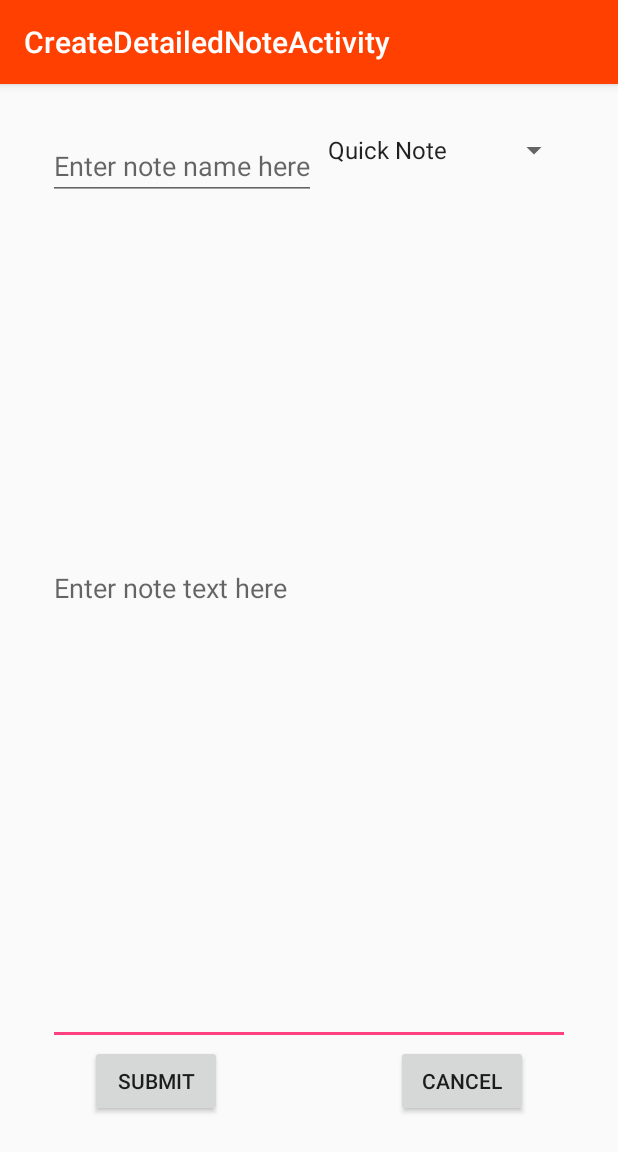
After one commit to Rosettis/LifeNoteApp, an Android app: the CreateDetailedNoteActivity screen opened directly, with no data from a screen before it, on a phone screen of 412 x 824 dp. The commit adds this screen. Shown: the top 1152 px of the screen. Run offline under Robolectric (Android 15) with nearby library versions, the phone set to English and light mode, and no system bars.

Commit message:
added backend of new note functionality, (65% complete)

```diff
--- a/app/src/main/AndroidManifest.xml
+++ b/app/src/main/AndroidManifest.xml
@@ -22,6 +22,7 @@
     <uses-feature android:name="android.hardware.camera.autofocus" />
 
     <uses-permission android:name="android.permission.WRITE_EXTERNAL_STORAGE" />
+
     <application
         android:allowBackup="true"
         android:icon="@drawable/ic_launcher"
@@ -67,6 +68,11 @@
                 android:name="android.support.PARENT_ACTIVITY"
                 android:value="capstone.uoit.ca.lifenoteapp.StartActivity" />
         </activity>
+        <activity
+            android:name=".functions.Notes.CreateDetailedNoteActivity"
+            android:label="@string/title_activity_create_detailed_note"
+            android:theme="@style/AppTheme.NoActionBar" >
+        </activity>
         <meta-data
             android:name="com.google.android.geo.API_KEY"
             android:value="AIzaSyCAc9psQCYyWunwg_aYR4Eva7HsBg7mZMI"/>
--- a/app/src/main/java/capstone/uoit/ca/lifenoteapp/MainActivity.java
+++ b/app/src/main/java/capstone/uoit/ca/lifenoteapp/MainActivity.java
@@ -4,6 +4,8 @@ import android.content.Intent;
 import android.content.res.Configuration;
 import android.content.res.Resources;
 import android.os.Bundle;
+import android.support.design.widget.FloatingActionButton;
+import android.support.design.widget.Snackbar;
 import android.support.v4.app.Fragment;
 import android.support.v4.app.FragmentManager;
 import android.support.v4.app.FragmentTransaction;
@@ -14,11 +16,13 @@ import android.support.v7.app.AppCompatActivity;
 import android.support.v7.widget.Toolbar;
 import android.view.Menu;
 import android.view.MenuItem;
+import android.view.View;
 import android.widget.ListView;
 import android.widget.Toast;
 
 import java.util.ArrayList;
 
+import capstone.uoit.ca.lifenoteapp.functions.Notes.CreateDetailedNoteActivity;
 import capstone.uoit.ca.lifenoteapp.functions.Notes.NotesFragment;
 import capstone.uoit.ca.lifenoteapp.navbar.NavItemClickListener;
 import capstone.uoit.ca.lifenoteapp.navbar.NavMenuAdapter;
@@ -79,6 +83,19 @@ public class MainActivity extends AppCompatActivity {
 
         navToggle = new NavToggle(this, navDrawer, R.string.nav_open, R.string.nav_close);
         navDrawer.setDrawerListener(navToggle);
+
+        FloatingActionButton fab = (FloatingActionButton) findViewById(R.id.fab);
+        fab.setOnClickListener(new View.OnClickListener() {
+            @Override
+            public void onClick(View view) {
+                createNewDetailedNote(view);
+            }
+        });
+    }
+
+    public void createNewDetailedNote(View btn) {
+        Intent createNewNoteIntent = new Intent(this, CreateDetailedNoteActivity.class);
+        startActivityForResult(createNewNoteIntent,1);
     }
 
     @Override
--- /dev/null
+++ b/app/src/main/java/capstone/uoit/ca/lifenoteapp/functions/Notes/CreateDetailedNoteActivity.java
@@ -0,0 +1,118 @@
+package capstone.uoit.ca.lifenoteapp.functions.Notes;
+
+import android.content.Intent;
+import android.os.Bundle;
+import android.support.design.widget.FloatingActionButton;
+import android.support.design.widget.Snackbar;
+import android.support.v7.app.AppCompatActivity;
+import android.support.v7.widget.Toolbar;
+import android.text.Layout;
+import android.view.View;
+import android.view.ViewGroup;
+import android.widget.AdapterView;
+import android.widget.ArrayAdapter;
+import android.widget.EditText;
+import android.widget.RelativeLayout;
+import android.widget.Spinner;
+
+import java.text.DateFormat;
+import java.text.SimpleDateFormat;
+import java.util.Date;
+
+import capstone.uoit.ca.lifenoteapp.R;
+
+
+/**
+ * Created by Peter Little tuesday Nov 24 2015
+ */
+public class CreateDetailedNoteActivity extends AppCompatActivity implements AdapterView.OnItemSelectedListener {
+    RelativeLayout standardNoteLayout;
+    RelativeLayout quickNoteLayout;
+    RelativeLayout symptomNoteLayout;
+    RelativeLayout doctorsVisitLayout;
+    ViewGroup currLayout;
+
+    @Override
+    protected void onCreate(Bundle savedInstanceState) {
+        super.onCreate(savedInstanceState);
+        setContentView(R.layout.activity_create_detailed_note);
+        currLayout = (ViewGroup) findViewById(R.id.layout_stardardNote);
+        Toolbar toolbar = (Toolbar) findViewById(R.id.toolbar);
+        setSupportActionBar(toolbar);
+
+        standardNoteLayout = (RelativeLayout) findViewById(R.id.layout_stardardNote);
+        quickNoteLayout = (RelativeLayout) findViewById(R.id.layout_quickNote);
+//        symptomNoteLayout = (RelativeLayout) findViewById();
+//        doctorsVisitLayout = (RelativeLayout) findViewById();
+
+        Spinner noteTypeSpinner = (Spinner) findViewById(R.id.spinner_enterNoteType_createDetailedNoteAcivity);
+        ArrayAdapter<CharSequence> adapter = ArrayAdapter.createFromResource(this,
+                R.array.note_Types_Array, android.R.layout.simple_spinner_item);
+        adapter.setDropDownViewResource(android.R.layout.simple_spinner_dropdown_item);
+        noteTypeSpinner.setAdapter(adapter);
+        noteTypeSpinner.setOnItemSelectedListener(this);
+    }
+
+    @Override
+    public void onItemSelected(AdapterView<?> parent, View view,
+                               int pos, long id) {
+        switch (pos) {
+            case 0: //standard note
+                currLayout.setVisibility(View.GONE);
+                standardNoteLayout.setVisibility(View.VISIBLE);
+                currLayout = standardNoteLayout;
+                break;
+            case 1:
+                currLayout.setVisibility(View.GONE);
+                quickNoteLayout.setVisibility(View.VISIBLE);
+                currLayout = standardNoteLayout;
+                break;
+            case 2:
+                currLayout.setVisibility(View.GONE);
+                quickNoteLayout.setVisibility(View.VISIBLE);
+                currLayout = standardNoteLayout;
+                break;
+            case 3:
+                currLayout.setVisibility(View.GONE);
+                quickNoteLayout.setVisibility(View.VISIBLE);
+                currLayout = standardNoteLayout;
+                break;
+            case 4:
+                currLayout.setVisibility(View.GONE);
+                quickNoteLayout.setVisibility(View.VISIBLE);
+                currLayout = standardNoteLayout;
+                break;
+
+        }
+    }
+
+    public void onNothingSelected(AdapterView<?> parent) {
+        // Another interface callback
+    }
+
+    public void submitNewNote(View submitOrCancelBtn) {
+        Intent returnIntent = new Intent();
+        switch (submitOrCancelBtn.getId()) {
+            case R.id.btn_submitCreatedNote_createDetailedNoteAcivity: //create new note here
+
+                DetailedNote newNote = new DetailedNote();
+                DateFormat dateFormat = DateFormat.getDateTimeInstance();
+                Date date = new Date();
+                newNote.setDateCreated(date);
+                newNote.setDateModified(date);
+                EditText nameEditText = (EditText) findViewById(R.id.editText_enterNoteName_createDetailedNoteAcivity);
+                newNote.setName(nameEditText.getText().toString());
+                EditText contentEditText = (EditText) findViewById(R.id.editText_enterNoteContent_createDetailedNoteAcivity);
+                newNote.setTextContent(contentEditText.getText().toString());
+
+                returnIntent.putExtra("result", "yes");
+                break;
+            case R.id.btn_cancelCreatedNote_createDetailedNoteAcivity: //cancel creation of new note
+                returnIntent.putExtra("result", "no");
+                break;
+        }
+        setResult(RESULT_OK,returnIntent);
+        finish();
+    }
+
+}
--- a/app/src/main/java/capstone/uoit/ca/lifenoteapp/functions/Notes/Note.java
+++ b/app/src/main/java/capstone/uoit/ca/lifenoteapp/functions/Notes/Note.java
@@ -9,6 +9,24 @@ public class Note {
     String name;
     Date dateCreated;
     Date dateModified;
+    String noteType;
+    String CreatedBy;
+
+    public String getNoteType() {
+        return noteType;
+    }
+
+    public void setNoteType(String noteType) {
+        this.noteType = noteType;
+    }
+
+    public String getCreatedBy() {
+        return CreatedBy;
+    }
+
+    public void setCreatedBy(String createdBy) {
+        CreatedBy = createdBy;
+    }
 
     public String getName() {
         return name;
@@ -22,6 +40,10 @@ public class Note {
         return dateCreated;
     }
 
+    public String getDateCreatedAsString(){
+        return dateCreated.toString();
+    }
+
     public void setDateCreated(Date dateCreated) {
         this.dateCreated = dateCreated;
     }
@@ -30,6 +52,10 @@ public class Note {
         return dateModified;
     }
 
+    public String getDateModifiedAsString(){
+        return dateModified.toString();
+    }
+
     public void setDateModified(Date dateModified) {
         this.dateModified = dateModified;
     }
--- /dev/null
+++ b/app/src/main/res/layout/activity_create_detailed_note.xml
@@ -0,0 +1,20 @@
+<?xml version="1.0" encoding="utf-8"?>
+<android.support.design.widget.CoordinatorLayout
+    xmlns:android="http://schemas.android.com/apk/res/android"
+    xmlns:app="http://schemas.android.com/apk/res-auto"
+    xmlns:tools="http://schemas.android.com/tools" android:layout_width="match_parent"
+    android:layout_height="match_parent" android:fitsSystemWindows="true"
+    tools:context="capstone.uoit.ca.lifenoteapp.functions.Notes.CreateDetailedNoteActivity">
+
+    <android.support.design.widget.AppBarLayout android:layout_height="wrap_content"
+        android:layout_width="match_parent" android:theme="@style/AppTheme.AppBarOverlay">
+
+        <android.support.v7.widget.Toolbar android:id="@+id/toolbar"
+            android:layout_width="match_parent" android:layout_height="?attr/actionBarSize"
+            android:background="?attr/colorPrimary" app:popupTheme="@style/AppTheme.PopupOverlay" />
+
+    </android.support.design.widget.AppBarLayout>
+
+    <include layout="@layout/content_create_detailed_note" />
+
+</android.support.design.widget.CoordinatorLayout>
--- a/app/src/main/res/layout/activity_main.xml
+++ b/app/src/main/res/layout/activity_main.xml
@@ -28,6 +28,14 @@
             android:layout_height="match_parent"
             android:orientation="vertical">
 
+            <android.support.design.widget.FloatingActionButton
+                android:id="@+id/fab"
+                android:layout_width="wrap_content"
+                android:layout_height="wrap_content"
+                android:layout_gravity="bottom|end"
+                android:layout_margin="@dimen/fab_margin"
+                android:src="@android:drawable/ic_dialog_email" />
+
 
         </LinearLayout>
 
--- /dev/null
+++ b/app/src/main/res/layout/content_create_detailed_note.xml
@@ -0,0 +1,154 @@
+<?xml version="1.0" encoding="utf-8"?>
+<RelativeLayout xmlns:android="http://schemas.android.com/apk/res/android"
+    xmlns:tools="http://schemas.android.com/tools"
+    xmlns:app="http://schemas.android.com/apk/res-auto" android:layout_width="match_parent"
+    android:layout_height="match_parent" android:paddingLeft="@dimen/activity_horizontal_margin"
+    android:paddingRight="@dimen/activity_horizontal_margin"
+    android:paddingTop="@dimen/activity_vertical_margin"
+    android:paddingBottom="@dimen/activity_vertical_margin"
+    app:layout_behavior="@string/appbar_scrolling_view_behavior"
+    tools:showIn="@layout/activity_create_detailed_note"
+    tools:context="capstone.uoit.ca.lifenoteapp.functions.Notes.CreateDetailedNoteActivity">
+
+    <RelativeLayout
+        android:id="@+id/layout_stardardNote"
+        android:layout_height="match_parent"
+        android:layout_width="match_parent"
+        android:paddingLeft="@dimen/activity_horizontal_margin"
+        android:paddingRight="@dimen/activity_horizontal_margin"
+        android:paddingTop="@dimen/activity_vertical_margin"
+        android:paddingBottom="@dimen/activity_vertical_margin">
+
+        <Button
+            android:id="@+id/btn_submitCreatedNote_createDetailedNoteAcivity"
+            android:layout_width="wrap_content"
+            android:layout_height="wrap_content"
+            android:text="@string/btn_submitCreatedNote_createDetailedNoteAcivity"
+            android:layout_alignTop="@+id/btn_cancelCreatedNote_createDetailedNoteAcivity"
+            android:layout_alignParentStart="true"
+            android:layout_marginStart="28dp" />
+
+        <Button
+            android:id="@+id/btn_cancelCreatedNote_createDetailedNoteAcivity"
+            android:layout_width="wrap_content"
+            android:layout_height="wrap_content"
+            android:text="@string/btn_cancelCreatedNote_createDetailedNoteAcivity"
+            android:layout_alignParentBottom="true"
+            android:layout_alignEnd="@+id/editText_enterNoteContent_createDetailedNoteAcivity"
+            android:layout_marginEnd="28dp"
+            android:layout_marginBottom="47dp" />
+
+        <EditText
+            android:id="@+id/editText_enterNoteContent_createDetailedNoteAcivity"
+            android:layout_width="match_parent"
+            android:layout_height="200dp"
+            android:hint="@string/editTextHint_newNoteTextHint_createDetailedNoteAcivity"
+            android:layout_alignParentTop="true"
+            android:layout_alignParentStart="true"
+            android:layout_above="@+id/btn_submitCreatedNote_createDetailedNoteAcivity" />
+
+        <EditText
+            android:id="@+id/editText_enterNoteName_createDetailedNoteAcivity"
+            android:layout_width="wrap_content"
+            android:layout_height="wrap_content"
+            android:hint="@string/editTextHint_newNoteNameHint_createDetailedNoteAcivity" />
+
+        <Spinner
+            android:id="@+id/spinner_enterNoteType_createDetailedNoteAcivity"
+            android:layout_width="fill_parent"
+            android:layout_height="wrap_content"
+            android:layout_alignParentTop="true"
+            android:layout_toEndOf="@+id/editText_enterNoteName_createDetailedNoteAcivity" />
+    </RelativeLayout>
+
+    <RelativeLayout
+        android:id="@+id/layout_quickNote"
+        xmlns:android="http://schemas.android.com/apk/res/android"
+        android:layout_width="match_parent" android:layout_height="match_parent"
+        android:visibility="gone">
+
+        <Button
+            android:id="@+id/btn_submitCreatedNote_createQuickNoteAcivity"
+            android:layout_width="wrap_content"
+            android:layout_height="wrap_content"
+            android:text="@string/btn_submitCreatedNote_createDetailedNoteAcivity"
+            android:layout_alignTop="@+id/btn_cancelCreatedNote_createQuickNoteAcivity"
+            android:layout_alignParentStart="true" />
+
+        <Button
+            android:id="@+id/btn_cancelCreatedNote_createQuickNoteAcivity"
+            android:layout_width="wrap_content"
+            android:layout_height="wrap_content"
+            android:text="@string/btn_cancelCreatedNote_createDetailedNoteAcivity"
+            android:layout_alignParentBottom="true"
+            android:layout_alignParentEnd="true" />
+
+        <EditText
+            android:id="@+id/editText_enterNoteContent_createQuickNoteAcivity"
+            android:layout_width="match_parent"
+            android:layout_height="200dp"
+            android:hint="@string/editTextHint_newNoteTextHint_createDetailedNoteAcivity"
+            android:layout_below="@+id/spinner_enterNoteType_createQuickNoteAcivity"
+            android:layout_alignEnd="@+id/spinner_enterNoteType_createQuickNoteAcivity"
+            android:layout_above="@+id/btn_submitCreatedNote_createQuickNoteAcivity" />
+
+        <EditText
+            android:id="@+id/editText_enterNoteName_createQuickNoteAcivity"
+            android:layout_width="wrap_content"
+            android:layout_height="wrap_content"
+            android:hint="@string/editTextHint_newNoteNameHint_createDetailedNoteAcivity" />
+
+        <Spinner
+            android:id="@+id/spinner_enterNoteType_createQuickNoteAcivity"
+            android:layout_width="fill_parent"
+            android:layout_height="wrap_content"
+            android:layout_alignParentTop="true"
+            android:layout_toEndOf="@+id/editText_enterNoteName_createQuickNoteAcivity" />
+    </RelativeLayout>
+
+    <RelativeLayout
+        android:id="@+id/layout_doctorsNote"
+        xmlns:android="http://schemas.android.com/apk/res/android"
+        android:layout_width="match_parent" android:layout_height="match_parent"
+        android:visibility="gone">
+
+        <Button
+            android:id="@+id/btn_submitCreatedNote_createDocNoteAcivity"
+            android:layout_width="wrap_content"
+            android:layout_height="wrap_content"
+            android:text="@string/btn_submitCreatedNote_createDetailedNoteAcivity"
+            android:layout_alignTop="@+id/btn_cancelCreatedNote_createDocNoteAcivity"
+            android:layout_alignParentStart="true" />
+
+        <Button
+            android:id="@+id/btn_cancelCreatedNote_createDocNoteAcivity"
+            android:layout_width="wrap_content"
+            android:layout_height="wrap_content"
+            android:text="@string/btn_cancelCreatedNote_createDetailedNoteAcivity"
+            android:layout_alignParentBottom="true"
+            android:layout_alignParentEnd="true" />
+
+        <EditText
+            android:id="@+id/editText_enterNoteContent_createDocNoteAcivity"
+            android:layout_width="match_parent"
+            android:layout_height="200dp"
+            android:hint="@string/editTextHint_newNoteTextHint_createDetailedNoteAcivity"
+            android:layout_below="@+id/spinner_enterNoteType_createDocNoteAcivity"
+            android:layout_alignEnd="@+id/spinner_enterNoteType_createDocNoteAcivity"
+            android:layout_above="@+id/btn_submitCreatedNote_createDocNoteAcivity" />
+
+        <EditText
+            android:id="@+id/editText_enterNoteName_createDocNoteAcivity"
+            android:layout_width="wrap_content"
+            android:layout_height="wrap_content"
+            android:hint="@string/editTextHint_newNoteNameHint_createDetailedNoteAcivity" />
+
+        <Spinner
+            android:id="@+id/spinner_enterNoteType_createDocNoteAcivity"
+            android:layout_width="fill_parent"
+            android:layout_height="wrap_content"
+            android:layout_alignParentTop="true"
+            android:layout_toEndOf="@+id/editText_enterNoteName_createDocNoteAcivity" />
+    </RelativeLayout>
+
+</RelativeLayout>
--- a/app/src/main/res/values/strings.xml
+++ b/app/src/main/res/values/strings.xml
@@ -51,5 +51,17 @@
         <item>Settings</item>
         <item>Logout</item>
     </string-array>
-
+    <string name="title_activity_test">testActivity</string>
+    <string name="title_activity_create_detailed_note">CreateDetailedNoteActivity</string>
+    <string name="btn_submitCreatedNote_createDetailedNoteAcivity">Submit</string>
+    <string name="btn_cancelCreatedNote_createDetailedNoteAcivity">Cancel</string>
+    <string name="editTextHint_newNoteTextHint_createDetailedNoteAcivity">Enter note text here</string>
+    <string name="editTextHint_newNoteNameHint_createDetailedNoteAcivity">Enter note name here</string>
+    <string-array name="note_Types_Array">
+        <item>Quick Note</item>
+        <item>Unknown symptom</item>
+        <item>Doctors Visit</item>
+        <item>New illness</item>
+    </string-array>
+    <string name="title_activity_create_standard_notes">create_standard_notes</string>
 </resources>
```
Also changed, not shown: 2 other files.
